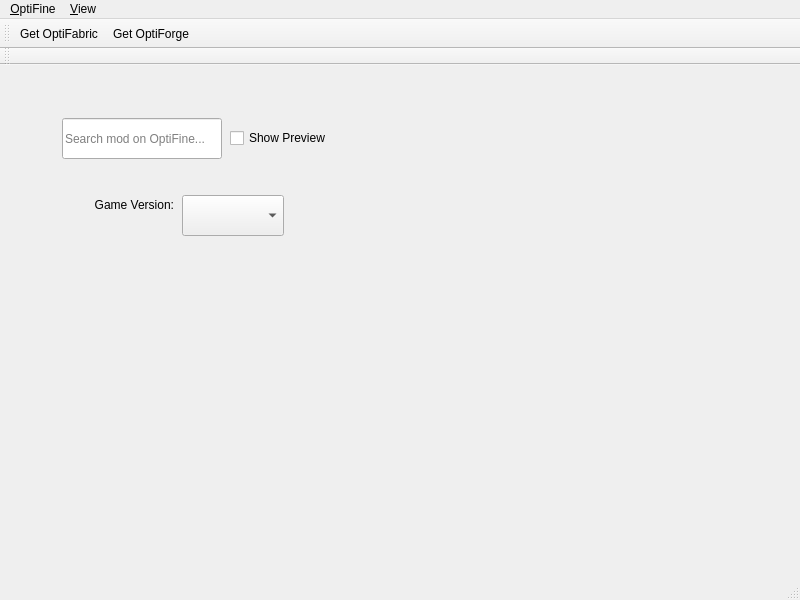
Above: src/ui/optifine/optifinemodbrowser.ui from kaniol-lck/modmanager before the change. Below: the same form after it.
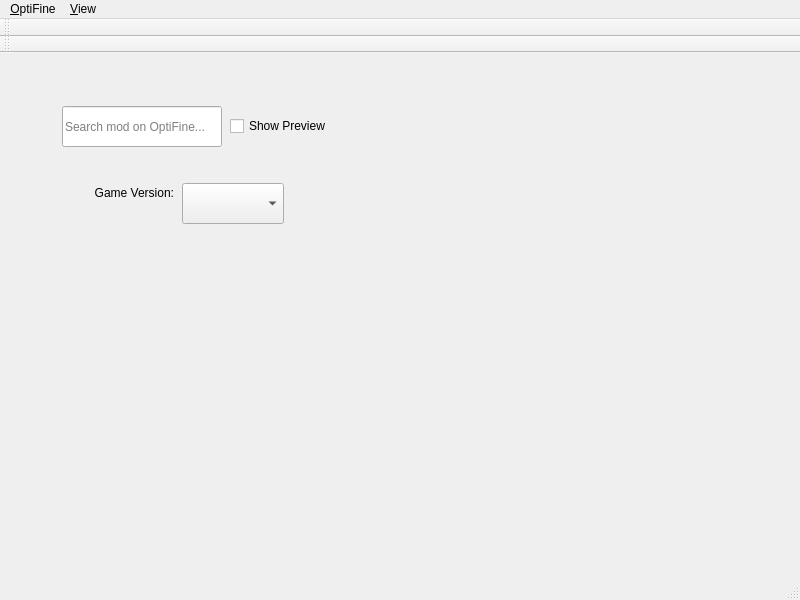
That is the form after the change. Icons and pictures are not drawn. Custom widgets are drawn as their Qt base class.

Diff of the .ui file:
```diff
--- a/src/ui/optifine/optifinemodbrowser.ui
+++ b/src/ui/optifine/optifinemodbrowser.ui
@@ -20,12 +20,6 @@
       <height>41</height>
      </rect>
     </property>
-    <property name="sizePolicy">
-     <sizepolicy hsizetype="Expanding" vsizetype="Fixed">
-      <horstretch>0</horstretch>
-      <verstretch>0</verstretch>
-     </sizepolicy>
-    </property>
    </widget>
    <widget class="QLineEdit" name="searchText">
     <property name="geometry">
@@ -123,8 +117,6 @@
    <attribute name="toolBarBreak">
     <bool>false</bool>
    </attribute>
-   <addaction name="actionGet_OptiFabric"/>
-   <addaction name="actionGet_OptiForge"/>
   </widget>
   <widget class="QToolBar" name="searchBar">
    <property name="windowTitle">
```
